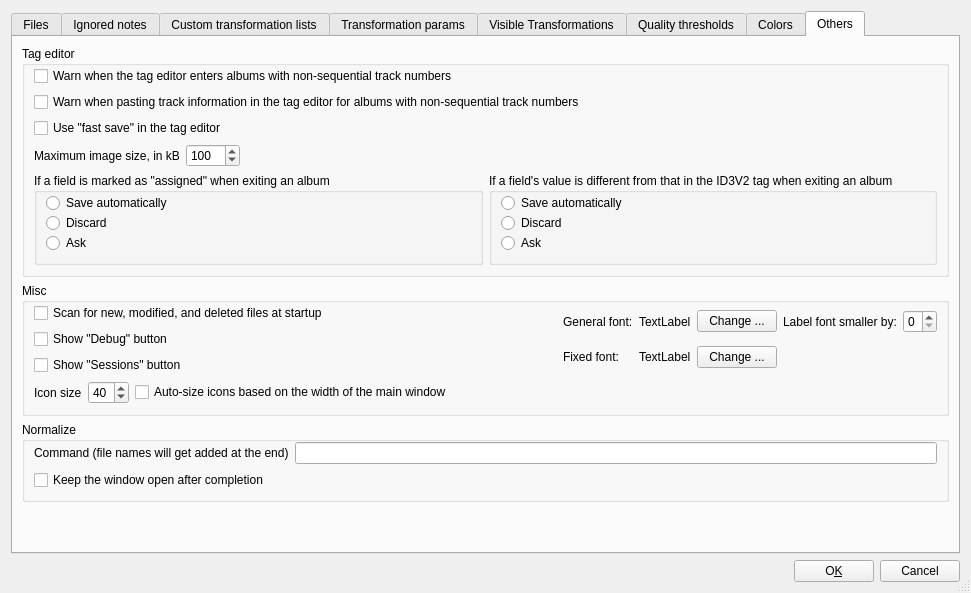
Qt form src/Config.ui (frispete/mp3diags) before a commit.
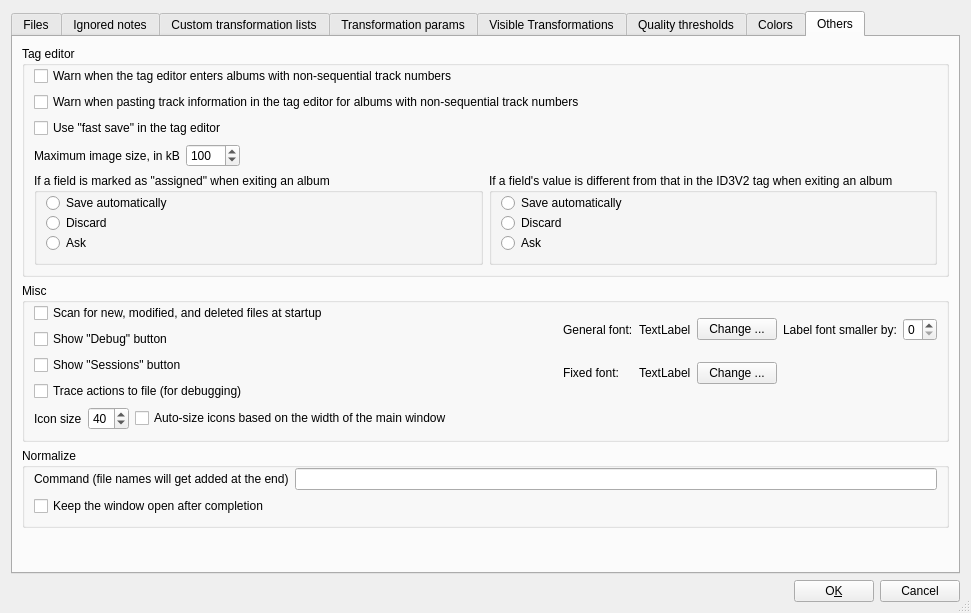
The same form after that commit. The open tabs and pages were chosen to show the change. Icons and pictures are not drawn.

```diff
--- a/src/Config.ui
+++ b/src/Config.ui
@@ -6,7 +6,7 @@
     <x>0</x>
     <y>0</y>
     <width>971</width>
-    <height>593</height>
+    <height>613</height>
    </rect>
   </property>
   <property name="minimumSize" >
@@ -2436,6 +2436,13 @@
                  </property>
                 </widget>
                </item>
+               <item>
+                <widget class="QCheckBox" name="m_pTraceToFileCkB" >
+                 <property name="text" >
+                  <string>Trace actions to file (for debugging)</string>
+                 </property>
+                </widget>
+               </item>
               </layout>
              </widget>
             </item>
```
